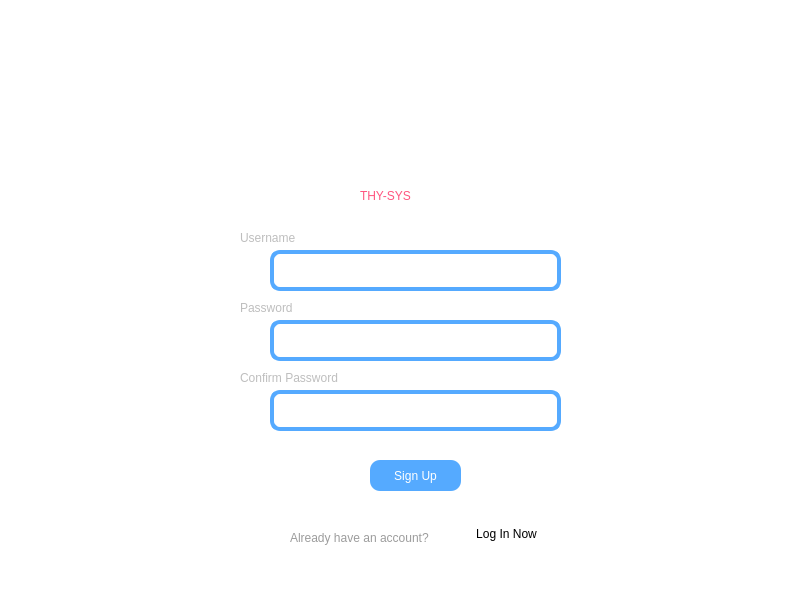
Old version of the form thysys_signup.ui in the repository EuphoriaForever/thysys.
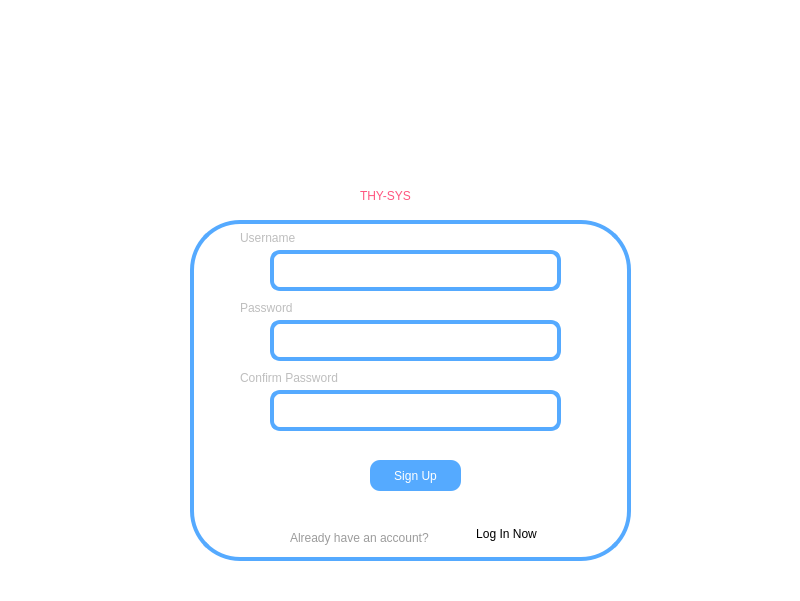
New version of the form. Icons and pictures are not drawn.

Commit message: added borders to the login and signup

```diff
--- a/thysys_signup.ui
+++ b/thysys_signup.ui
@@ -201,6 +201,32 @@
     <string>Log In Now</string>
    </property>
   </widget>
+  <widget class="QWidget" name="widget" native="true">
+   <property name="geometry">
+    <rect>
+     <x>190</x>
+     <y>220</y>
+     <width>441</width>
+     <height>341</height>
+    </rect>
+   </property>
+   <property name="styleSheet">
+    <string notr="true">border: 4px solid rgb(85, 170, 255);
+border-radius: 50px;</string>
+   </property>
+  </widget>
+  <zorder>widget</zorder>
+  <zorder>icon</zorder>
+  <zorder>thysysName</zorder>
+  <zorder>username</zorder>
+  <zorder>password</zorder>
+  <zorder>confirm_password</zorder>
+  <zorder>usernameLabel</zorder>
+  <zorder>passwordLabel</zorder>
+  <zorder>confirmPasswordLabel</zorder>
+  <zorder>Signup</zorder>
+  <zorder>label</zorder>
+  <zorder>loginAcc</zorder>
  </widget>
  <resources/>
  <connections/>
```
The commit also changes 1 other file.
